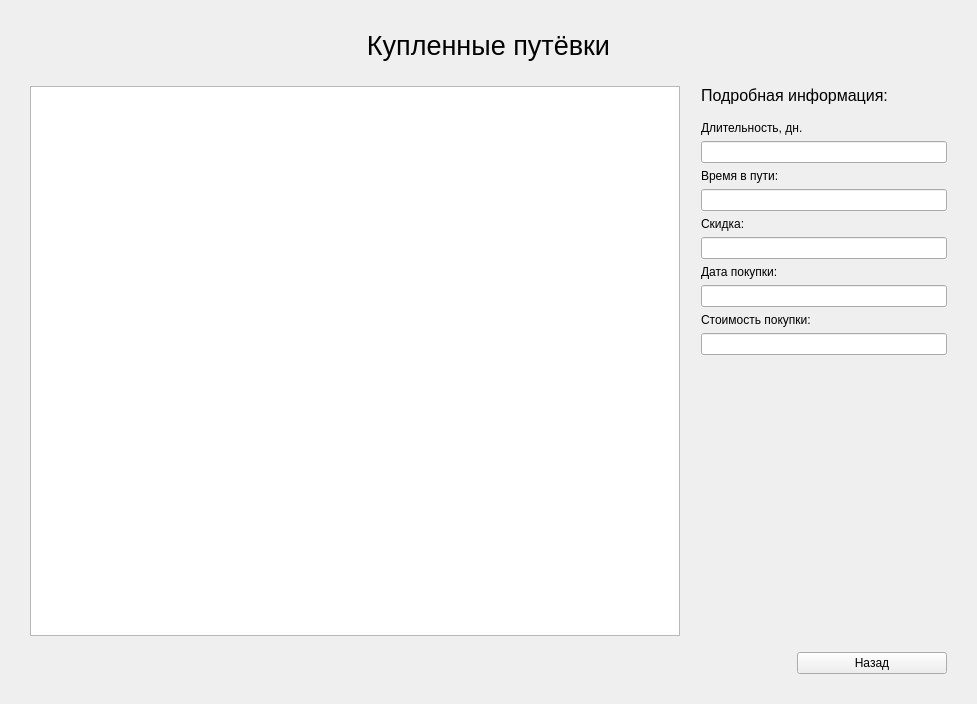
rkv04/test, file gui/clientticketswindow.ui: the form before one commit.
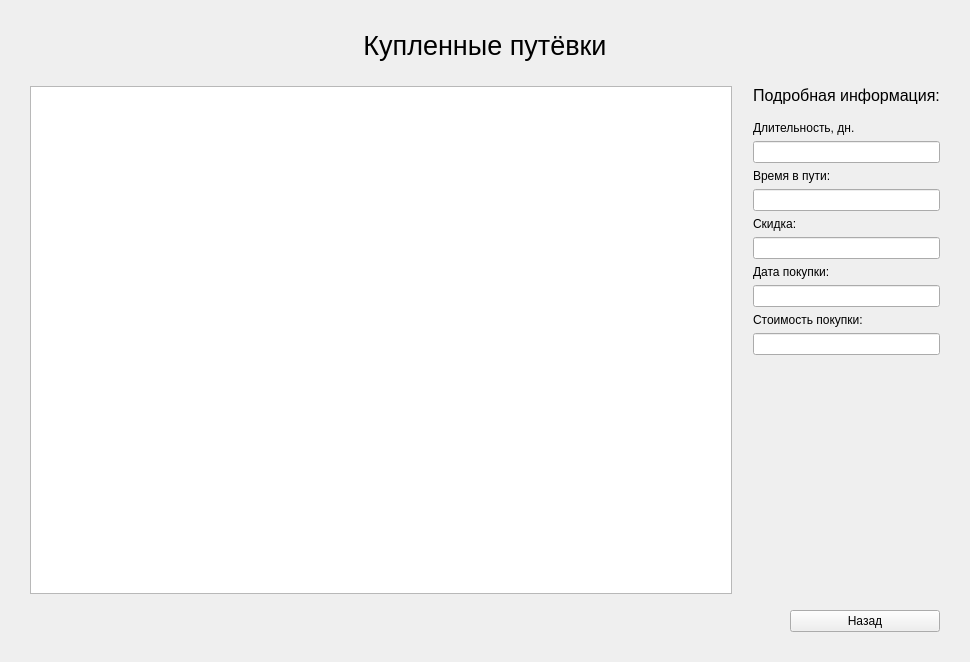
The form after the commit.

The edit to the form file:
```diff
--- a/gui/clientticketswindow.ui
+++ b/gui/clientticketswindow.ui
@@ -6,10 +6,16 @@
    <rect>
     <x>0</x>
     <y>0</y>
-    <width>977</width>
-    <height>704</height>
+    <width>970</width>
+    <height>662</height>
    </rect>
   </property>
+  <property name="sizePolicy">
+   <sizepolicy hsizetype="Minimum" vsizetype="Preferred">
+    <horstretch>0</horstretch>
+    <verstretch>0</verstretch>
+   </sizepolicy>
+  </property>
   <property name="windowTitle">
    <string>MainWindow</string>
   </property>
@@ -58,6 +64,9 @@
           <height>0</height>
          </size>
         </property>
+        <attribute name="horizontalHeaderStretchLastSection">
+         <bool>true</bool>
+        </attribute>
        </widget>
       </item>
       <item>
@@ -117,6 +126,12 @@
           </item>
           <item>
            <widget class="QLineEdit" name="durationEdit">
+            <property name="sizePolicy">
+             <sizepolicy hsizetype="Preferred" vsizetype="Fixed">
+              <horstretch>0</horstretch>
+              <verstretch>0</verstretch>
+             </sizepolicy>
+            </property>
             <property name="readOnly">
              <bool>true</bool>
             </property>
@@ -131,6 +146,12 @@
           </item>
           <item>
            <widget class="QLineEdit" name="travelTimeEdit">
+            <property name="sizePolicy">
+             <sizepolicy hsizetype="Preferred" vsizetype="Fixed">
+              <horstretch>0</horstretch>
+              <verstretch>0</verstretch>
+             </sizepolicy>
+            </property>
             <property name="readOnly">
              <bool>true</bool>
             </property>
@@ -145,6 +166,12 @@
           </item>
           <item>
            <widget class="QLineEdit" name="discountEdit">
+            <property name="sizePolicy">
+             <sizepolicy hsizetype="Preferred" vsizetype="Fixed">
+              <horstretch>0</horstretch>
+              <verstretch>0</verstretch>
+             </sizepolicy>
+            </property>
             <property name="readOnly">
              <bool>true</bool>
             </property>
@@ -159,6 +186,12 @@
           </item>
           <item>
            <widget class="QLineEdit" name="purchaseDate">
+            <property name="sizePolicy">
+             <sizepolicy hsizetype="Preferred" vsizetype="Fixed">
+              <horstretch>0</horstretch>
+              <verstretch>0</verstretch>
+             </sizepolicy>
+            </property>
             <property name="readOnly">
              <bool>true</bool>
             </property>
@@ -173,6 +206,12 @@
           </item>
           <item>
            <widget class="QLineEdit" name="priceEdit">
+            <property name="sizePolicy">
+             <sizepolicy hsizetype="Preferred" vsizetype="Fixed">
+              <horstretch>0</horstretch>
+              <verstretch>0</verstretch>
+             </sizepolicy>
+            </property>
             <property name="readOnly">
              <bool>true</bool>
             </property>
```
